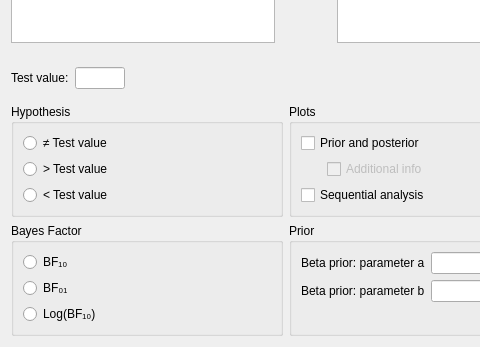
Old version of the form JASP-Desktop/analysisforms/Common/binomialtestbayesianform.ui in the repository ASarafoglou/jasp-desktop; both pictures show x 0 to 480 and y 86 to 433 of the 612 by 433 pixel window.
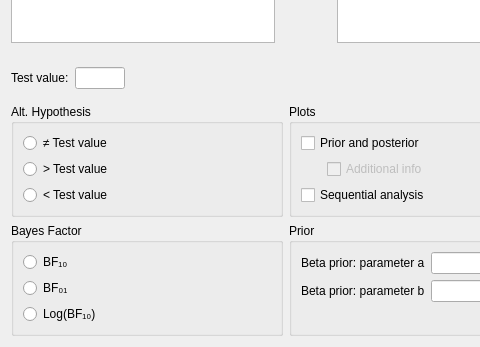
New version of the form. Custom widgets are drawn as their Qt base class.

Commit message:
Changed Hypothesis to Alt. Hypothesis
Changed 'Hypothesis' to 'Alt. Hypothesis' in the following analyses:
- all t-tests (Bayes/Frequentist)
- Binomial test (Bayes/Frequentist)
- Regression (Bayes/Frequentist)
- Bayesian Contingency Table
--> in the Common analyses as well as the Summary Stats

What changed in the file:
```diff
--- a/JASP-Desktop/analysisforms/Common/binomialtestbayesianform.ui
+++ b/JASP-Desktop/analysisforms/Common/binomialtestbayesianform.ui
@@ -97,7 +97,7 @@
       </size>
      </property>
      <property name="title">
-      <string>Hypothesis</string>
+      <string>Alt. Hypothesis</string>
      </property>
      <property name="flat">
       <bool>false</bool>
```
The commit also changes 16 other files.
